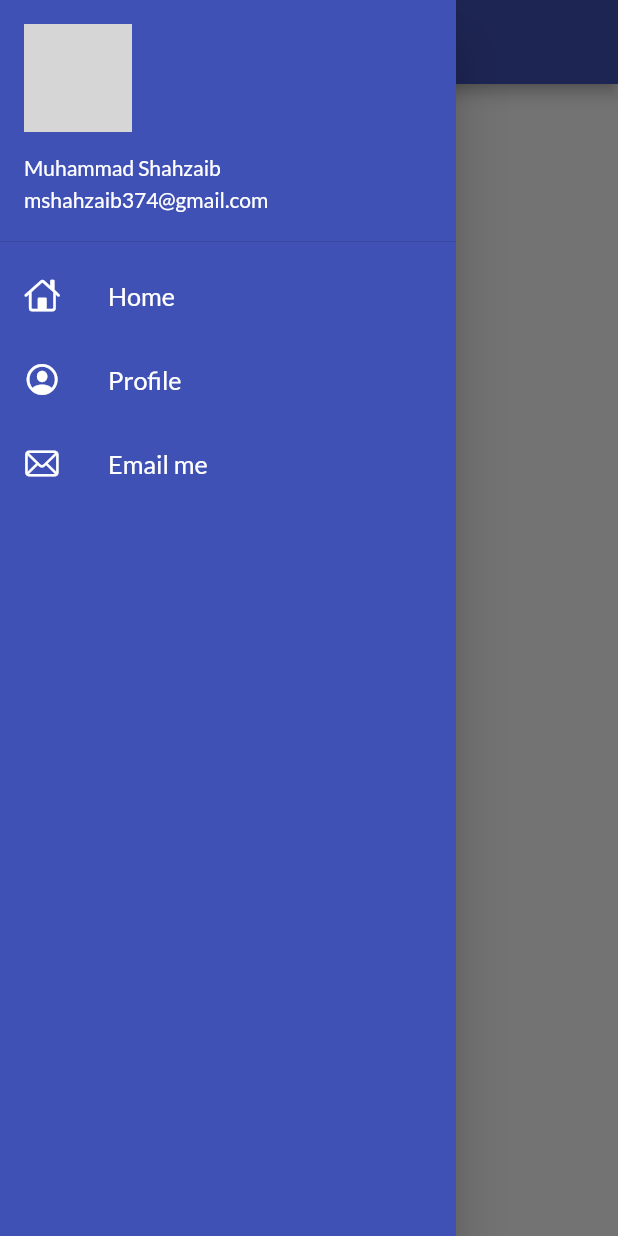
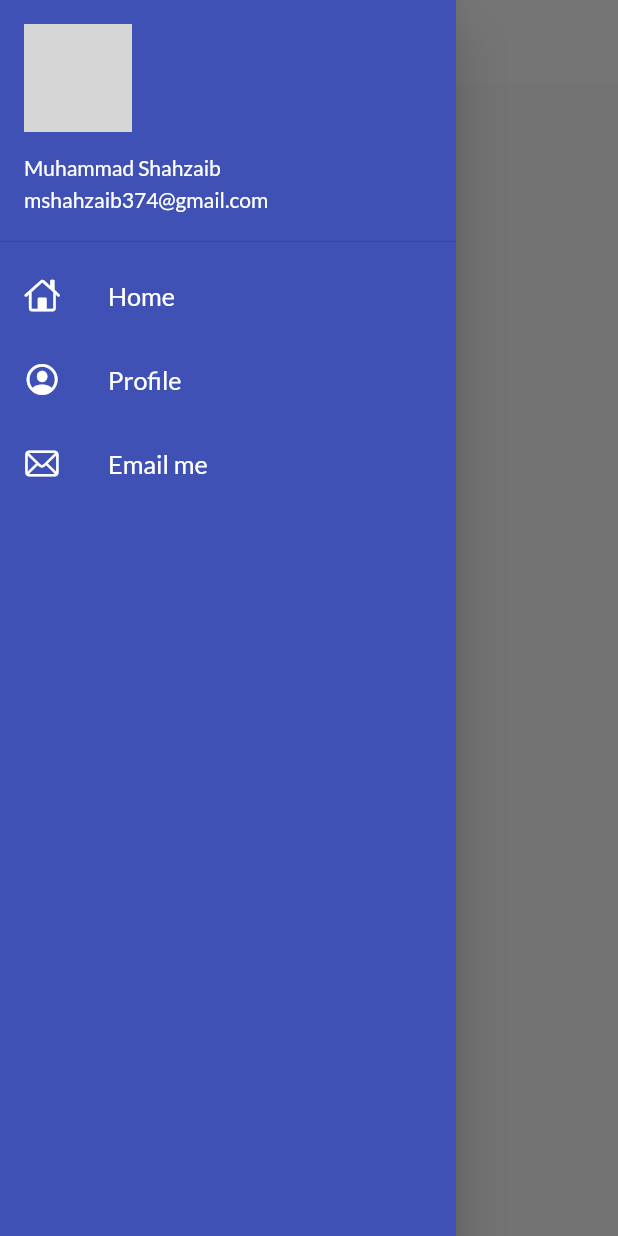
Before and after one commit to shahzaib-climax/30DaysOfFlutter, a Flutter app: the screen it shows after launch, with the side drawer open, on a phone screen of 412 x 824 dp. Run offline on Flutter 3.47's test engine with Material 2 defaults, Android fonts, the phone set to English and light mode, and no system bars; our stand-ins replace google_fonts; network calls fail; grey boxes are pictures that could not be loaded.

Commit message:
theme extracted

```diff
--- a/lib/main.dart
+++ b/lib/main.dart
@@ -3,6 +3,7 @@ import 'package:google_fonts/google_fonts.dart';
 import 'package:test_flutter/pages/home_page.dart';
 import 'package:test_flutter/pages/login_page.dart';
 import 'package:test_flutter/utils/routes.dart';
+import 'package:test_flutter/widgets/themes.dart';
 
 void main() {
   runApp(const MyApp());
@@ -17,11 +18,7 @@ class MyApp extends StatelessWidget {
       debugShowCheckedModeBanner: false,
       themeMode: ThemeMode.light,
       //for light theme
-      theme: ThemeData(
-        primarySwatch: Colors.indigo,
-        fontFamily: GoogleFonts.lato().fontFamily
-      ),
-
+      theme: MyTheme.lightTheme(context),
       //for dark theme
       darkTheme: ThemeData(
           brightness: Brightness.dark
--- a/lib/widgets/drawer.dart
+++ b/lib/widgets/drawer.dart
@@ -6,8 +6,6 @@ class MyDrawer extends StatelessWidget {
 
   @override
   Widget build(BuildContext context) {
-    final imageUrl =
-        "https://logos-world.net/wp-content/uploads/2020/04/Huawei-Logo.png";
     return Drawer(
       child: Container(
         color: Colors.indigo,
@@ -21,43 +19,38 @@ class MyDrawer extends StatelessWidget {
                 accountName: Text("Muhammad Shahzaib"),
                 accountEmail: Text("mshahzaib374@gmail.com"),
                 currentAccountPicture: CircleAvatar(
-                    backgroundImage: NetworkImage(
-                        "https://i.pinimg.com/originals/b1/92/4d/b1924dce177345b5485bb5490ab3441f.jpg")),
+                  backgroundImage: NetworkImage(
+                      "https://i.pinimg.com/originals/b1/92/4d/b1924dce177345b5485bb5490ab3441f.jpg"),
+                ),
               ),
             ),
-
             ListTile(
               leading: Icon(
                 CupertinoIcons.home,
                 color: Colors.white,
               ),
-
               title: Text(
                 "Home",
                 textScaleFactor: 1.2,
                 style: TextStyle(color: Colors.white),
               ),
             ),
-
             ListTile(
               leading: Icon(
                 CupertinoIcons.profile_circled,
                 color: Colors.white,
               ),
-
               title: Text(
                 "Profile",
                 textScaleFactor: 1.2,
                 style: TextStyle(color: Colors.white),
               ),
             ),
-
             ListTile(
               leading: Icon(
                 CupertinoIcons.mail,
                 color: Colors.white,
               ),
-
               title: Text(
                 "Email me",
                 textScaleFactor: 1.2,
--- /dev/null
+++ b/lib/widgets/themes.dart
@@ -0,0 +1,24 @@
+import 'package:flutter/material.dart';
+import 'package:google_fonts/google_fonts.dart';
+
+class MyTheme{
+
+  //for light theme
+  static ThemeData  lightTheme(BuildContext context) => ThemeData(
+      primarySwatch: Colors.indigo,
+      fontFamily: GoogleFonts.lato().fontFamily,
+      appBarTheme:  const AppBarTheme(
+        color: Colors.white,
+        elevation: 0.0,
+        iconTheme: IconThemeData(color: Colors.black),
+        foregroundColor: Colors.black,
+      )
+  );
+
+
+
+  //for black theme
+  static ThemeData  darkTheme(BuildContext context) => ThemeData(
+     brightness: Brightness.dark
+  );
+}
```
